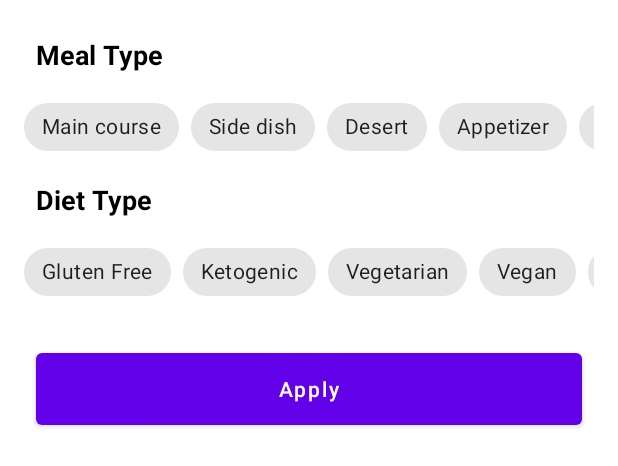
After one commit to Dumankrg2019/recepiesBook, an Android app: the layout recipes_bottom_sheet.xml on its own in the app's theme, with its tools: preview values and no code run, on a phone screen of 412 x 824 dp. The commit adds this screen. Shown: the top 466 px of the screen. Run offline under Robolectric (Android 15) with nearby library versions, the phone set to English and light mode, and no system bars; Roboto replaces fonts that are not available here.

Commit message:
feat: add bottomSheet

```diff
--- a/app/src/main/java/kaz/dev/recepiesbook/ui/fragments/recipes/RecipesFragment.kt
+++ b/app/src/main/java/kaz/dev/recepiesbook/ui/fragments/recipes/RecipesFragment.kt
@@ -11,6 +11,7 @@ import android.widget.Toast
 import androidx.annotation.RequiresApi
 import androidx.lifecycle.ViewModelProvider
 import androidx.lifecycle.lifecycleScope
+import androidx.navigation.fragment.findNavController
 import androidx.recyclerview.widget.LinearLayoutManager
 import dagger.hilt.android.AndroidEntryPoint
 import kaz.dev.recepiesbook.Constance.Companion.API_KEY
@@ -59,7 +60,9 @@ class RecipesFragment : Fragment() {
     override fun onViewCreated(view: View, savedInstanceState: Bundle?) {
         super.onViewCreated(view, savedInstanceState)
 
-
+        binding.fabRecipes.setOnClickListener {
+            findNavController().navigate(R.id.action_recipesFragment_to_recipesBottomSheetFragment)
+        }
 
         setUpRecyclerView()
 
--- /dev/null
+++ b/app/src/main/java/kaz/dev/recepiesbook/ui/fragments/recipes/bottomsheet/RecipesBottomSheetFragment.kt
@@ -0,0 +1,23 @@
+package kaz.dev.recepiesbook.ui.fragments.recipes.bottomsheet
+
+import android.os.Bundle
+import android.view.LayoutInflater
+import android.view.View
+import android.view.ViewGroup
+import com.google.android.material.bottomsheet.BottomSheetDialogFragment
+import kaz.dev.recepiesbook.R
+
+
+class RecipesBottomSheetFragment : BottomSheetDialogFragment() {
+
+
+    override fun onCreateView(
+        inflater: LayoutInflater, container: ViewGroup?,
+        savedInstanceState: Bundle?
+    ): View? {
+        // Inflate the layout for this fragment
+        return inflater.inflate(R.layout.recipes_bottom_sheet, container, false)
+    }
+
+
+}
--- a/app/src/main/res/layout/fragment_recipes.xml
+++ b/app/src/main/res/layout/fragment_recipes.xml
@@ -53,7 +53,7 @@
             app:layout_constraintTop_toTopOf="parent" />
 
         <com.google.android.material.floatingactionbutton.FloatingActionButton
-            android:id="@+id/floatingActionButton"
+            android:id="@+id/fabRecipes"
             android:layout_width="wrap_content"
             android:layout_height="wrap_content"
             android:layout_marginEnd="24dp"
--- /dev/null
+++ b/app/src/main/res/layout/recipes_bottom_sheet.xml
@@ -0,0 +1,242 @@
+<?xml version="1.0" encoding="utf-8"?>
+<androidx.constraintlayout.widget.ConstraintLayout xmlns:android="http://schemas.android.com/apk/res/android"
+    xmlns:app="http://schemas.android.com/apk/res-auto"
+    xmlns:tools="http://schemas.android.com/tools"
+    android:layout_width="match_parent"
+    android:layout_height="wrap_content"
+    android:background="@color/white">
+
+
+    <TextView
+        android:id="@+id/tvMealType"
+        android:layout_width="wrap_content"
+        android:layout_height="wrap_content"
+        android:layout_marginStart="24dp"
+        android:layout_marginTop="24dp"
+        android:text="Meal Type"
+        android:textColor="@color/black"
+        android:textSize="18sp"
+        android:textStyle="bold"
+        app:layout_constraintStart_toStartOf="parent"
+        app:layout_constraintTop_toTopOf="parent" />
+
+    <HorizontalScrollView
+        android:id="@+id/svMealType"
+        android:layout_width="match_parent"
+        android:layout_height="wrap_content"
+        android:layout_marginStart="16dp"
+        android:layout_marginTop="12dp"
+        android:layout_marginEnd="16dp"
+        android:scrollbars="none"
+        app:layout_constraintEnd_toEndOf="parent"
+        app:layout_constraintStart_toStartOf="parent"
+        app:layout_constraintTop_toBottomOf="@+id/tvMealType">
+
+        <LinearLayout
+            android:layout_width="wrap_content"
+            android:layout_height="match_parent"
+            android:orientation="horizontal">
+
+            <com.google.android.material.chip.ChipGroup
+                android:id="@+id/chipGroupMealType"
+                android:layout_width="match_parent"
+                android:layout_height="match_parent"
+                app:checkedChip="@+id/mainCourseChip"
+                app:selectionRequired="true"
+                app:singleLine="true"
+                app:singleSelection="true">
+
+                <com.google.android.material.chip.Chip
+                    android:id="@+id/mainCourseChip"
+                    android:layout_width="wrap_content"
+                    android:layout_height="wrap_content"
+                    android:text="Main course" />
+
+                <com.google.android.material.chip.Chip
+                    android:id="@+id/sideDishChip"
+                    android:layout_width="wrap_content"
+                    android:layout_height="wrap_content"
+                    android:text="Side dish" />
+
+                <com.google.android.material.chip.Chip
+                    android:id="@+id/desertChip"
+                    android:layout_width="wrap_content"
+                    android:layout_height="wrap_content"
+                    android:text="Desert" />
+
+                <com.google.android.material.chip.Chip
+                    android:id="@+id/appetizerChip"
+                    android:layout_width="wrap_content"
+                    android:layout_height="wrap_content"
+                    android:text="Appetizer" />
+
+                <com.google.android.material.chip.Chip
+                    android:id="@+id/saladChip"
+                    android:layout_width="wrap_content"
+                    android:layout_height="wrap_content"
+                    android:text="Salad" />
+
+                <com.google.android.material.chip.Chip
+                    android:id="@+id/breadChip"
+                    android:layout_width="wrap_content"
+                    android:layout_height="wrap_content"
+                    android:text="Bread" />
+
+                <com.google.android.material.chip.Chip
+                    android:id="@+id/breakfastChip"
+                    android:layout_width="wrap_content"
+                    android:layout_height="wrap_content"
+                    android:text="Breakfast" />
+
+                <com.google.android.material.chip.Chip
+                    android:id="@+id/soupChip"
+                    android:layout_width="wrap_content"
+                    android:layout_height="wrap_content"
+                    android:text="Soup" />
+
+                <com.google.android.material.chip.Chip
+                    android:id="@+id/beverageChip"
+                    android:layout_width="wrap_content"
+                    android:layout_height="wrap_content"
+                    android:text="Beverage" />
+
+                <com.google.android.material.chip.Chip
+                    android:id="@+id/sauceChip"
+                    android:layout_width="wrap_content"
+                    android:layout_height="wrap_content"
+                    android:text="Sauce" />
+
+                <com.google.android.material.chip.Chip
+                    android:id="@+id/marinadeChip"
+                    android:layout_width="wrap_content"
+                    android:layout_height="wrap_content"
+                    android:text="Marinade" />
+
+                <com.google.android.material.chip.Chip
+                    android:id="@+id/fingerFoodChip"
+                    android:layout_width="wrap_content"
+                    android:layout_height="wrap_content"
+                    android:text="Finger Food" />
+
+                <com.google.android.material.chip.Chip
+                    android:id="@+id/snackChip"
+                    android:layout_width="wrap_content"
+                    android:layout_height="wrap_content"
+                    android:text="Snack" />
+
+                <com.google.android.material.chip.Chip
+                    android:id="@+id/drinkChip"
+                    android:layout_width="wrap_content"
+                    android:layout_height="wrap_content"
+                    android:text="Drink" />
+            </com.google.android.material.chip.ChipGroup>
+        </LinearLayout>
+    </HorizontalScrollView>
+
+    <TextView
+        android:id="@+id/tvDietType"
+        android:layout_width="wrap_content"
+        android:layout_height="wrap_content"
+        android:layout_marginStart="24dp"
+        android:layout_marginTop="12dp"
+        android:text="Diet Type"
+        android:textColor="@color/black"
+        android:textSize="18sp"
+        android:textStyle="bold"
+        app:layout_constraintStart_toStartOf="parent"
+        app:layout_constraintTop_toBottomOf="@+id/svMealType" />
+
+    <HorizontalScrollView
+        android:id="@+id/svDietType"
+        android:layout_width="match_parent"
+        android:layout_height="wrap_content"
+        android:layout_marginStart="16dp"
+        android:layout_marginTop="12dp"
+        android:layout_marginEnd="16dp"
+        android:scrollbars="none"
+        app:layout_constraintEnd_toEndOf="parent"
+        app:layout_constraintStart_toStartOf="parent"
+        app:layout_constraintTop_toBottomOf="@+id/tvDietType">
+
+        <LinearLayout
+            android:layout_width="wrap_content"
+            android:layout_height="match_parent"
+            android:orientation="horizontal">
+
+            <com.google.android.material.chip.ChipGroup
+                android:id="@+id/chipGroupDietType"
+                android:layout_width="match_parent"
+                android:layout_height="match_parent"
+                app:checkedChip="@+id/glutenFreeChip"
+                app:selectionRequired="true"
+                app:singleLine="true"
+                app:singleSelection="true">
+
+                <com.google.android.material.chip.Chip
+                    android:id="@+id/glutenFreeChip"
+                    android:layout_width="wrap_content"
+                    android:layout_height="wrap_content"
+                    android:text="Gluten Free" />
+
+                <com.google.android.material.chip.Chip
+                    android:id="@+id/ketogenicChip"
+                    android:layout_width="wrap_content"
+                    android:layout_height="wrap_content"
+                    android:text="Ketogenic" />
+
+                <com.google.android.material.chip.Chip
+                    android:id="@+id/vegetarianChip"
+                    android:layout_width="wrap_content"
+                    android:layout_height="wrap_content"
+                    android:text="Vegetarian" />
+
+                <com.google.android.material.chip.Chip
+                    android:id="@+id/veganChip"
+                    android:layout_width="wrap_content"
+                    android:layout_height="wrap_content"
+                    android:text="Vegan" />
+
+                <com.google.android.material.chip.Chip
+                    android:id="@+id/pescetarianChip"
+                    android:layout_width="wrap_content"
+                    android:layout_height="wrap_content"
+                    android:text="Pescetarian" />
+
+                <com.google.android.material.chip.Chip
+                    android:id="@+id/paleoChip"
+                    android:layout_width="wrap_content"
+                    android:layout_height="wrap_content"
+                    android:text="Paleo" />
+
+                <com.google.android.material.chip.Chip
+                    android:id="@+id/primalChip"
+                    android:layout_width="wrap_content"
+                    android:layout_height="wrap_content"
+                    android:text="Primal" />
+
+                <com.google.android.material.chip.Chip
+                    android:id="@+id/whole30Chip"
+                    android:layout_width="wrap_content"
+                    android:layout_height="wrap_content"
+                    android:text="Whole30" />
+
+            </com.google.android.material.chip.ChipGroup>
+        </LinearLayout>
+    </HorizontalScrollView>
+
+    <Button
+        android:id="@+id/button"
+        android:layout_width="match_parent"
+        android:layout_height="60dp"
+        android:layout_marginStart="24dp"
+        android:layout_marginTop="24dp"
+        android:layout_marginEnd="24dp"
+        android:layout_marginBottom="24dp"
+        android:text="Apply"
+        android:textAllCaps="false"
+        app:layout_constraintBottom_toBottomOf="parent"
+        app:layout_constraintEnd_toEndOf="parent"
+        app:layout_constraintHorizontal_bias="0.5"
+        app:layout_constraintStart_toStartOf="parent"
+        app:layout_constraintTop_toBottomOf="@+id/svDietType" />
+</androidx.constraintlayout.widget.ConstraintLayout>
--- a/app/src/main/res/navigation/recepies_nav.xml
+++ b/app/src/main/res/navigation/recepies_nav.xml
@@ -9,7 +9,11 @@
         android:id="@+id/recipesFragment"
         android:name="kaz.dev.recepiesbook.ui.fragments.recipes.RecipesFragment"
         android:label="Recipes"
-        tools:layout="@layout/fragment_recipes" />
+        tools:layout="@layout/fragment_recipes" >
+        <action
+            android:id="@+id/action_recipesFragment_to_recipesBottomSheetFragment"
+            app:destination="@id/recipesBottomSheetFragment" />
+    </fragment>
     <fragment
         android:id="@+id/favoriteRecipesFragment"
         android:name="kaz.dev.recepiesbook.ui.fragments.favorite_recipes.FavoriteRecipesFragment"
@@ -20,4 +24,12 @@
         android:name="kaz.dev.recepiesbook.ui.fragments.food_joke.FoodJokeFragment"
         android:label="Joke"
         tools:layout="@layout/fragment_food_joke" />
+    <dialog
+        android:id="@+id/recipesBottomSheetFragment"
+        android:name="kaz.dev.recepiesbook.ui.fragments.recipes.bottomsheet.RecipesBottomSheetFragment"
+        android:label="RecipesBottomSheetFragment" >
+        <action
+            android:id="@+id/action_recipesBottomSheetFragment_to_recipesFragment"
+            app:destination="@id/recipesFragment" />
+    </dialog>
 </navigation>
--- a/build.gradle
+++ b/build.gradle
@@ -2,7 +2,7 @@
 plugins {
     id 'com.android.application' version '7.1.3' apply false
     id 'com.android.library' version '7.1.3' apply false
-    id 'org.jetbrains.kotlin.android' version '1.6.21' apply false
+    id 'org.jetbrains.kotlin.android' version '1.7.10' apply false
     id 'androidx.navigation.safeargs' version '2.4.1' apply false
     id 'com.google.dagger.hilt.android' version '2.44' apply false
 
```
